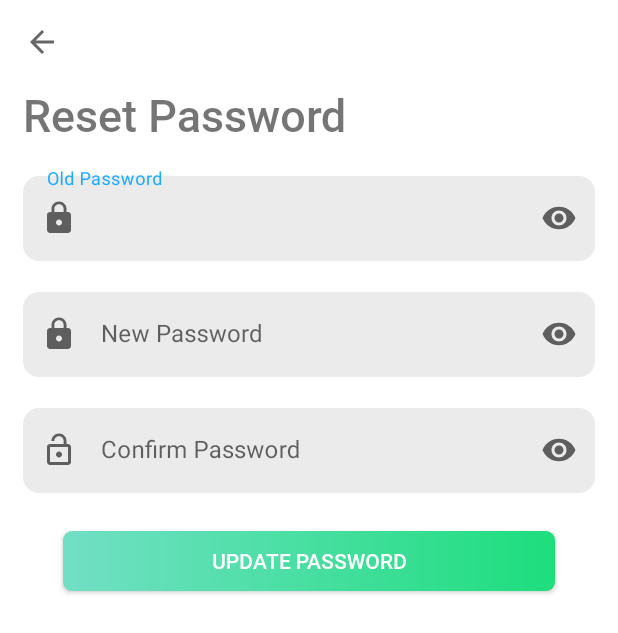
After one commit to baonehe/Fitness, an Android app: the ChangePass screen opened directly, with no data from a screen before it, on a phone screen of 412 x 824 dp. The commit adds this screen. Shown: the top 633 px of the screen. Run offline under Robolectric (Android 15) with nearby library versions, the phone set to English and light mode, and no system bars; our stand-ins replace Firebase (no records; nobody signed in at launch, a user with empty details on screens opened directly).

Commit message:
Fix loading page+fix bmi,bmr,bdf+changepassword

```diff
--- a/UDDD_Project/app/src/main/AndroidManifest.xml
+++ b/UDDD_Project/app/src/main/AndroidManifest.xml
@@ -17,6 +17,9 @@
         android:roundIcon="@mipmap/ic_launcher_round"
         android:supportsRtl="true"
         android:theme="@style/Theme.UDDD_Project">
+        <activity
+            android:name=".ChangePass"
+            android:exported="false" />
         <activity
             android:name=".BottomSheetFragment"
             android:exported="false" />
@@ -86,6 +89,7 @@
                 <category android:name="android.intent.category.LAUNCHER" />
             </intent-filter>
         </activity>
+
         <receiver
             android:name=".recievers.BootReceiver"
             android:exported="true">
--- /dev/null
+++ b/UDDD_Project/app/src/main/java/com/google/uddd_project/ChangePass.java
@@ -0,0 +1,113 @@
+package com.google.uddd_project;
+
+import androidx.annotation.NonNull;
+import androidx.appcompat.app.AppCompatActivity;
+import androidx.appcompat.widget.Toolbar;
+
+import android.content.Intent;
+import android.os.Bundle;
+import android.view.MenuItem;
+import android.view.View;
+import android.widget.Button;
+import android.widget.EditText;
+import android.widget.Toast;
+
+import com.google.android.gms.tasks.OnCompleteListener;
+import com.google.android.gms.tasks.Task;
+import com.google.firebase.auth.AuthCredential;
+import com.google.firebase.auth.AuthResult;
+import com.google.firebase.auth.EmailAuthProvider;
+import com.google.firebase.auth.FirebaseAuth;
+import com.google.firebase.auth.FirebaseUser;
+
+public class ChangePass extends AppCompatActivity {
+    EditText edtoldpass,edtnewpass,edtconfirmpass;
+    Button updatepass;
+    String email,oldpass,newpass,confirm;
+    FirebaseAuth auth;
+
+    @Override
+    protected void onCreate(Bundle savedInstanceState) {
+        super.onCreate(savedInstanceState);
+        setContentView(R.layout.activity_change_pass);
+        Toolbar toolbar = findViewById(R.id.toolbar);
+        toolbar.setTitle("");
+        setSupportActionBar(toolbar);
+        getSupportActionBar().setDisplayHomeAsUpEnabled(true);
+        auth=FirebaseAuth.getInstance();
+        edtconfirmpass= findViewById(R.id.confirmpass_edit_text_register);
+        edtnewpass=findViewById(R.id.password_edit_text_register);
+        edtoldpass=findViewById(R.id.oldpassword_edit_text_register);
+        updatepass=findViewById(R.id.buttonUpdate);
+        email = auth.getCurrentUser().getEmail();
+        updatepass.setOnClickListener(new View.OnClickListener() {
+            @Override
+            public void onClick(View v) {
+                oldpass=edtoldpass.getText().toString().trim();
+                newpass=edtnewpass.getText().toString().trim();
+                confirm=edtconfirmpass.getText().toString().trim();
+                if(!oldpass.isEmpty()) {
+                    if(!newpass.isEmpty()) {
+                        if (!newpass.equals(confirm))
+                            edtconfirmpass.setError("Confirm password is not correct");
+                        else {
+                            onclickchangepassword();
+                        }
+                    }else edtnewpass.setError("Please fill your new password");
+                }else edtoldpass.setError("Please fill your old password");
+
+            }
+        });
+
+    }
+    public void onclickchangepassword(){
+        FirebaseUser user = FirebaseAuth.getInstance().getCurrentUser();
+        String newPassword = newpass;
+
+        user.updatePassword(newPassword)
+                .addOnCompleteListener(new OnCompleteListener<Void>() {
+                    @Override
+                    public void onComplete(@NonNull Task<Void> task) {
+                        if (task.isSuccessful()) {
+                            Toast.makeText(ChangePass.this, "Update Successfully", Toast.LENGTH_SHORT).show();
+                            Intent intent = new Intent(ChangePass.this,HomeActivity.class);
+                            startActivity(intent);
+                        }
+                        else{
+                            reAuth();
+                        }
+                    }
+                });
+    };
+    public void reAuth(){
+        auth.signInWithEmailAndPassword(email,oldpass).addOnCompleteListener(new OnCompleteListener<AuthResult>() {
+            @Override
+            public void onComplete(@NonNull Task<AuthResult> task) {
+                if(!task.isSuccessful())
+                    edtoldpass.setError("Password is not correct");
+                else {
+                    FirebaseUser user = FirebaseAuth.getInstance().getCurrentUser();
+                    AuthCredential credential = EmailAuthProvider.getCredential(email, oldpass);
+                    user.reauthenticate(credential).addOnCompleteListener(new OnCompleteListener<Void>() {
+                        @Override
+                        public void onComplete(@NonNull Task<Void> task) {
+                            if (task.isSuccessful()){
+                                onclickchangepassword();
+                            }
+                        }
+                    });
+
+                }
+            }
+        });
+    };
+    @Override
+    public boolean onOptionsItemSelected(MenuItem item) {
+        int id = item.getItemId();
+        if (id == android.R.id.home) {
+            finish();
+            return true;
+        }
+        return super.onOptionsItemSelected(item);
+    }
+}
--- /dev/null
+++ b/UDDD_Project/app/src/main/res/drawable-nodpi/border_edt_dialog.xml
@@ -0,0 +1,6 @@
+<?xml version="1.0" encoding="utf-8"?>
+<shape xmlns:android="http://schemas.android.com/apk/res/android">
+    <solid android:color="@color/white"/>
+    <corners android:radius="5dp"/>
+    <stroke android:width="1dp" android:color="@color/gray"/>
+</shape>
--- a/UDDD_Project/app/src/main/res/layout/activity_body_fat_calculator.xml
+++ b/UDDD_Project/app/src/main/res/layout/activity_body_fat_calculator.xml
@@ -41,7 +41,7 @@
             android:layout_height="wrap_content"
             android:layout_centerInParent="true"
             android:fontFamily="@font/roboto"
-            android:text="99%"
+            android:text=""
             android:textColor="@color/white"
             android:textSize="70dp" />
 
@@ -124,7 +124,7 @@
                         android:layout_marginStart="5dp"
                         android:layout_width="match_parent"
                         android:textSize="40dp"
-                        android:text="300"
+                        android:text=""
                         android:layout_marginEnd="5dp"
                         android:background="@color/transparent"
                         android:textColor="@color/white"
@@ -169,7 +169,6 @@
                         android:layout_marginStart="5dp"
                         android:layout_width="match_parent"
                         android:textSize="40dp"
-                        android:text="300"
                         android:textAlignment="center"
                         android:layout_marginEnd="5dp"
                         android:background="@color/transparent"
@@ -216,7 +215,6 @@
                         android:layout_width="match_parent"
                         android:textAlignment="center"
                         android:textSize="40dp"
-                        android:text="300"
                         android:layout_marginEnd="5dp"
                         android:background="@color/transparent"
                         android:textColor="@color/white"
--- /dev/null
+++ b/UDDD_Project/app/src/main/res/layout/activity_change_pass.xml
@@ -0,0 +1,103 @@
+<?xml version="1.0" encoding="utf-8"?>
+<LinearLayout xmlns:android="http://schemas.android.com/apk/res/android"
+    xmlns:app="http://schemas.android.com/apk/res-auto"
+    xmlns:tools="http://schemas.android.com/tools"
+    android:layout_width="match_parent"
+    android:layout_height="match_parent"
+    android:orientation="vertical"
+    tools:context=".ChangePass">
+    <include layout="@layout/toolbar"/>
+
+    <LinearLayout
+        android:layout_width="match_parent"
+        android:layout_height="match_parent"
+        android:orientation="vertical">
+
+        <TextView
+            android:layout_width="match_parent"
+            android:layout_height="wrap_content"
+            android:paddingLeft="15dp"
+            android:text="Reset Password"
+            android:fontFamily="@font/roboto_medium"
+            android:textSize="30dp"/>
+
+        <com.google.android.material.textfield.TextInputLayout
+            android:id="@+id/oldpassword_text_input_register"
+            style="@style/Widget.MaterialComponents.TextInputLayout.OutlinedBox"
+            android:layout_width="match_parent"
+            android:layout_height="wrap_content"
+            android:layout_marginStart="15dp"
+            android:layout_marginTop="15sp"
+            android:layout_marginEnd="15dp"
+            android:hint="Old Password"
+            app:endIconMode="password_toggle"
+            app:startIconDrawable="@drawable/ic_baseline_lock_24"
+            tools:errorEnabled="true">
+
+            <com.google.android.material.textfield.TextInputEditText
+                android:id="@+id/oldpassword_edit_text_register"
+                android:layout_width="match_parent"
+                android:layout_height="match_parent"
+                android:background="@drawable/edittextbackground"
+                android:inputType="textPassword"
+                android:textColor="@color/black" />
+        </com.google.android.material.textfield.TextInputLayout>
+
+        <com.google.android.material.textfield.TextInputLayout
+            android:id="@+id/password_text_input_register"
+            style="@style/Widget.MaterialComponents.TextInputLayout.OutlinedBox"
+            android:layout_width="match_parent"
+            android:layout_height="wrap_content"
+            android:layout_marginStart="15dp"
+            android:layout_marginTop="15sp"
+            android:layout_marginEnd="15dp"
+            android:hint="New Password"
+            app:endIconMode="password_toggle"
+            app:startIconDrawable="@drawable/ic_baseline_lock_24"
+            tools:errorEnabled="true">
+
+            <com.google.android.material.textfield.TextInputEditText
+                android:id="@+id/password_edit_text_register"
+                android:layout_width="match_parent"
+                android:layout_height="match_parent"
+                android:background="@drawable/edittextbackground"
+                android:inputType="textPassword"
+                android:textColor="@color/black" />
+        </com.google.android.material.textfield.TextInputLayout>
+
+        <com.google.android.material.textfield.TextInputLayout
+            android:id="@+id/confirmpass_text_input_register"
+            style="@style/Widget.MaterialComponents.TextInputLayout.OutlinedBox"
+            android:layout_width="match_parent"
+            android:layout_height="wrap_content"
+            android:layout_marginStart="15dp"
+            android:layout_marginTop="15sp"
+            android:layout_marginEnd="15dp"
+            android:hint="Confirm Password"
+            app:endIconMode="password_toggle"
+            app:startIconDrawable="@drawable/ic_baseline_lock_open_24"
+            tools:errorEnabled="true">
+
+            <com.google.android.material.textfield.TextInputEditText
+                android:id="@+id/confirmpass_edit_text_register"
+                android:layout_width="match_parent"
+                android:layout_height="match_parent"
+                android:background="@drawable/edittextbackground"
+                android:inputType="textPassword"
+                android:textColor="@color/black" />
+        </com.google.android.material.textfield.TextInputLayout>
+
+        <androidx.appcompat.widget.AppCompatButton
+            android:id="@+id/buttonUpdate"
+            android:layout_width="328dp"
+            android:layout_height="40dp"
+            android:layout_gravity="center"
+            android:layout_marginTop="25sp"
+            android:background="@drawable/button_green"
+            android:fontFamily="@font/roboto_medium"
+            android:gravity="center"
+            android:text="UPDATE PASSWORD"
+            android:textColor="#FFF"
+            android:textSize="14sp" />
+    </LinearLayout>
+</LinearLayout>
```
Also changed, not shown: UDDD_Project/app/src/main/java/com/google/uddd_project/Bmi_calculator.java (+18 -2 lines), UDDD_Project/app/src/main/java/com/google/uddd_project/Bmr_calculator.java (+20 -2 lines), UDDD_Project/app/src/main/java/com/google/uddd_project/BodyFat_Calculator.java (+22 -1 lines), UDDD_Project/app/src/main/java/com/google/uddd_project/ChangePassword.java (added, +112 -0 lines), UDDD_Project/app/src/main/java/com/google/uddd_project/MyAccountFragment.java (+21 -2 lines), UDDD_Project/app/src/main/res/layout-v31/activity_change_password.xml (added, +104 -0 lines), UDDD_Project/app/src/main/res/layout/activity_loading_page.xml (+7 -16 lines), UDDD_Project/app/src/main/res/layout/fragment_feedback.xml (+9 -10 lines), UDDD_Project/app/src/main/res/layout/fragment_my_account.xml (+18 -36 lines), UDDD_Project/app/src/main/res/drawable-nodpi/eatergif.gif (deleted), UDDD_Project/app/src/main/res/drawable-nodpi/loading.gif (added), UDDD_Project/app/src/main/res/drawable-nodpi/loadingtextgif.gif (deleted), UDDD_Project/app/src/main/res/drawable-nodpi/yogagif.gif (added), 405 other files.
